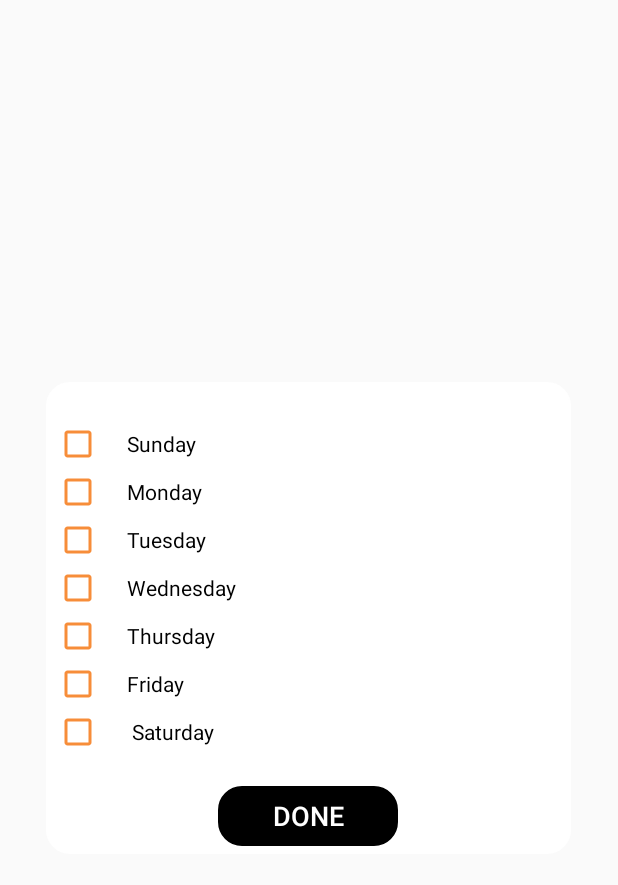
After one commit to CreatorsDesireSolution/CadAppForUser, an Android app: the layout activity_act__show_date.xml on its own in the app's theme, with its tools: preview values and no code run, on a phone screen of 412 x 824 dp. The commit adds this screen. Shown: the top 885 px of the screen. Run offline under Robolectric (Android 15) with nearby library versions, the phone set to English and light mode, and no system bars.

Commit message:
done
done

```diff
--- a/app/src/main/AndroidManifest.xml
+++ b/app/src/main/AndroidManifest.xml
@@ -11,7 +11,8 @@
         android:roundIcon="@mipmap/ic_launcher_round"
         android:supportsRtl="true"
         android:theme="@style/AppTheme">
-        <activity android:name=".FreelancerServicesProvide"></activity>
+        <activity android:name=".Act_ShowDate"></activity>
+        <activity android:name=".FreelancerServicesProvide" />
         <activity android:name=".FreelancherAddNewServices" />
         <activity android:name=".ShowCheckBox" />
         <activity android:name=".At_Place_Location" />
@@ -48,7 +49,6 @@
         <activity android:name=".CompanyMobileNumberRegisterActivity" />
         <activity android:name=".ServicesOffered" />
         <activity android:name=".FreelancerSetAvalibiltyCustomActivity" />
-
         <activity android:name=".SignInActivity">
             <intent-filter>
                 <action android:name="android.intent.action.MAIN" />
@@ -104,7 +104,7 @@
             android:theme="@style/Theme.AppCompat.NoActionBar" />
         <activity
             android:name=".SplashScreen"
-            android:theme="@style/Theme.AppCompat.NoActionBar"></activity>
+            android:theme="@style/Theme.AppCompat.NoActionBar" />
         <activity android:name=".MainActivity" />
 
         <meta-data
--- /dev/null
+++ b/app/src/main/java/com/example/cadappforuser/Act_ShowDate.java
@@ -0,0 +1,61 @@
+package com.example.cadappforuser;
+
+import androidx.appcompat.app.AppCompatActivity;
+
+import android.content.Intent;
+import android.os.Bundle;
+import android.util.DisplayMetrics;
+import android.view.Gravity;
+import android.view.View;
+import android.view.WindowManager;
+import android.widget.Button;
+import android.widget.Toast;
+
+public class Act_ShowDate extends AppCompatActivity {
+
+    Button btn_done;
+
+    @Override
+    protected void onCreate(Bundle savedInstanceState) {
+        super.onCreate(savedInstanceState);
+        setContentView(R.layout.activity_act__show_date);
+
+        btn_done = findViewById(R.id.done);
+
+
+        btn_done.setOnClickListener(new View.OnClickListener() {
+            @Override
+            public void onClick(View v) {
+                Toast.makeText(Act_ShowDate.this, "Done Click", Toast.LENGTH_SHORT).show();
+                Intent intent = new Intent(getApplicationContext(),CompanySetAvalibiltyCustomActivityStaff.class);
+                startActivity(intent);
+            }
+        });
+
+
+
+        DisplayMetrics displayMetrics = new DisplayMetrics();
+        getWindowManager().getDefaultDisplay().getMetrics(displayMetrics);
+        int width = displayMetrics.widthPixels;
+        int height = displayMetrics.heightPixels;
+
+        getWindow().setLayout((int) (width * .9), (int) (height * .5));
+
+        WindowManager.LayoutParams params = getWindow().getAttributes();
+        params.gravity = Gravity.CENTER;
+        params.x = 0;
+        params.flags = WindowManager.LayoutParams.FLAG_DIM_BEHIND;
+        params.dimAmount=0.7f;
+        params.y = -20;
+
+        getWindow().setAttributes(params);
+
+
+
+
+
+
+
+
+    }
+}
--- a/app/src/main/java/com/example/cadappforuser/CompanySetAvalibiltyCustomActivityStaff.java
+++ b/app/src/main/java/com/example/cadappforuser/CompanySetAvalibiltyCustomActivityStaff.java
@@ -1,5 +1,6 @@
 package com.example.cadappforuser;
 
+import android.annotation.SuppressLint;
 import android.app.TimePickerDialog;
 import android.content.Context;
 import android.content.Intent;
@@ -8,6 +9,7 @@ import android.util.DisplayMetrics;
 import android.view.Gravity;
 import android.view.LayoutInflater;
 import android.view.View;
+import android.view.ViewGroup;
 import android.view.WindowManager;
 import android.widget.Button;
 import android.widget.PopupWindow;
@@ -26,6 +28,7 @@ public class CompanySetAvalibiltyCustomActivityStaff extends AppCompatActivity {
     Calendar calendarView;
     RelativeLayout relativeLayout;
     Button btnAddAvalibilty;
+    Button done;
 
 
     @Override
@@ -86,10 +89,26 @@ public class CompanySetAvalibiltyCustomActivityStaff extends AppCompatActivity {
         txtSelectDay.setOnClickListener(new View.OnClickListener() {
             @Override
             public void onClick(View view) {
-                LayoutInflater inflater = (LayoutInflater) getApplicationContext().getSystemService(Context.LAYOUT_INFLATER_SERVICE);
 
-                PopupWindow pw = new PopupWindow(inflater.inflate(R.layout.popuplay, null, false), 600, 700, true);
-                pw.showAtLocation(relativeLayout, Gravity.CENTER, 0, 0);
+
+                Intent intent = new Intent(getApplicationContext(),Act_ShowDate.class);
+                startActivity(intent);
+//                LayoutInflater inflater = (LayoutInflater) getApplicationContext().getSystemService(Context.LAYOUT_INFLATER_SERVICE);
+//
+//                PopupWindow pw = new PopupWindow(inflater.inflate(R.layout.popuplay, null, false), 600, 700, true);
+//                pw.showAtLocation(relativeLayout, Gravity.CENTER, 0, 0);
+//                @SuppressLint("WrongViewCast") View layout = inflater.inflate(R.layout.popuplay,
+//                        (ViewGroup) CompanySetAvalibiltyCustomActivityStaff.this.findViewById(R.id.done));
+//
+//                done =  layout.findViewById(R.id.done);
+//                done.setOnClickListener(new View.OnClickListener() {
+//                    @Override
+//                    public void onClick(View v) {
+//                        Intent intent = new Intent(getApplicationContext(),CompanySetAvalibiltyCustomActivityStaff.class);
+//                        startActivity(intent);
+//                    }
+//                });
+
             }
         });
 
--- /dev/null
+++ b/app/src/main/res/layout/activity_act__show_date.xml
@@ -0,0 +1,112 @@
+<?xml version="1.0" encoding="utf-8"?>
+<LinearLayout xmlns:android="http://schemas.android.com/apk/res/android"
+    android:layout_width="350dp"
+    android:layout_height="wrap_content"
+    android:layout_gravity="center"
+    android:orientation="vertical"
+    android:padding="5dp"
+    android:id="@+id/linear_popup"
+    android:background="@drawable/background"
+    android:backgroundTint="#ffffff">
+
+    <LinearLayout
+        android:layout_width="match_parent"
+        android:layout_height="wrap_content"
+        android:orientation="vertical"
+        android:layout_marginTop="20dp" >
+
+
+
+        <CheckBox
+            android:id="@+id/chk1"
+            android:layout_width="wrap_content"
+            android:layout_height="wrap_content"
+            android:checked="false"
+            android:layout_gravity="center_vertical"
+            android:text="     Sunday"
+            android:textColor="#000000"
+            android:buttonTint="@color/colorAccent"/>
+
+        <CheckBox
+            android:id="@+id/chk2"
+            android:layout_width="wrap_content"
+            android:layout_height="wrap_content"
+            android:checked="false"
+            android:textColor="#000000"
+
+            android:text="     Monday"
+            android:buttonTint="@color/colorAccent"/>
+
+        <CheckBox
+            android:id="@+id/chk3"
+            android:layout_width="wrap_content"
+            android:layout_height="wrap_content"
+            android:checked="false"
+            android:textColor="#000000"
+
+            android:text="     Tuesday"
+            android:buttonTint="@color/colorAccent"/>
+
+
+        <CheckBox
+            android:id="@+id/chk4"
+            android:layout_width="wrap_content"
+            android:layout_height="wrap_content"
+            android:checked="false"
+            android:textColor="#000000"
+
+            android:text="     Wednesday"
+            android:buttonTint="@color/colorAccent"/>
+
+
+        <CheckBox
+            android:id="@+id/chk5"
+            android:layout_width="wrap_content"
+            android:layout_height="wrap_content"
+            android:checked="false"
+            android:text="     Thursday"
+            android:textColor="#000000"
+
+            android:buttonTint="@color/colorAccent"/>
+
+
+        <CheckBox
+            android:id="@+id/chk6"
+            android:layout_width="wrap_content"
+            android:layout_height="wrap_content"
+            android:checked="false"
+            android:text="     Friday"
+            android:textColor="#000000"
+
+            android:buttonTint="@color/colorAccent"/>
+
+
+        <CheckBox
+            android:id="@+id/chk7"
+            android:layout_width="wrap_content"
+            android:layout_height="wrap_content"
+            android:checked="false"
+            android:text="Saturday"
+            android:paddingLeft="20dp"
+            android:textColor="#000000"
+
+            android:buttonTint="@color/colorAccent"/>
+
+        <Button
+            android:layout_width="120dp"
+            android:layout_height="40dp"
+            android:elevation="2dp"
+            android:hint="Done"
+            android:enabled="false"
+            android:gravity="center"
+            android:textColorHint="#ffffff"
+            android:textColor="#ffffff"
+            android:textSize="18sp"
+            android:id="@+id/done"
+            android:background="@drawable/background"
+            android:backgroundTint="#000000"
+            android:layout_gravity="center"
+            android:layout_marginTop="20dp"
+            android:text="Done"/>
+    </LinearLayout>
+</LinearLayout>
--- a/app/src/main/res/layout/popuplay.xml
+++ b/app/src/main/res/layout/popuplay.xml
@@ -102,7 +102,6 @@
             android:textColorHint="#ffffff"
             android:textColor="#ffffff"
             android:textSize="18sp"
-            android:id="@+id/done"
             android:background="@drawable/background"
             android:backgroundTint="#000000"
             android:layout_gravity="center"
```
